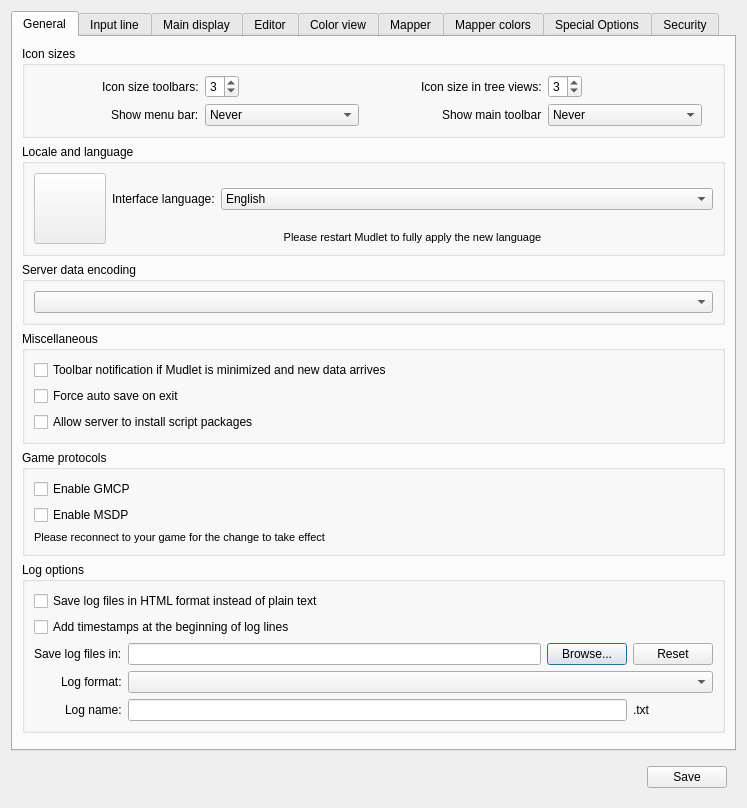
Old version of the form src/ui/profile_preferences.ui in the repository Mudlet/Mudlet.
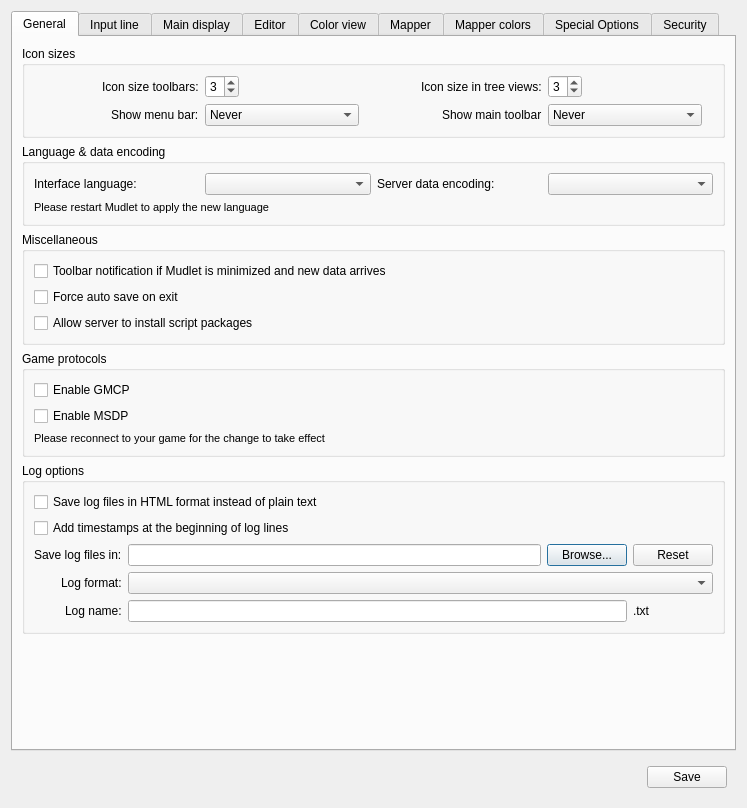
New version of the form. Icons and pictures are not drawn. Custom widgets are drawn as their Qt base class.

The edit to the form file:
```diff
--- a/src/ui/profile_preferences.ui
+++ b/src/ui/profile_preferences.ui
@@ -166,46 +166,13 @@
         </widget>
        </item>
        <item row="1" column="0">
-        <widget class="QGroupBox" name="groupBox_guiLanguage">
-         <property name="contextMenuPolicy">
-          <enum>Qt::NoContextMenu</enum>
-         </property>
+        <widget class="QGroupBox" name="groupBox_encoding">
          <property name="title">
-          <string>Locale and language</string>
+          <string>Language &amp;&amp; data encoding</string>
          </property>
-         <layout class="QGridLayout" name="gridLayout_groupBox_locale">
-          <item row="0" column="0" rowspan="2">
-           <widget class="QToolButton" name="toolButton_holder_for_language_icon">
-            <property name="enabled">
-             <bool>false</bool>
-            </property>
-            <property name="cursor">
-             <cursorShape>ForbiddenCursor</cursorShape>
-            </property>
-            <property name="text">
-             <string notr="true"/>
-            </property>
-            <property name="icon">
-             <iconset resource="../mudlet.qrc">
-              <normaloff>:/icons/language-icon-256x.png</normaloff>
-              <disabledoff>:/icons/language-icon-256x.png</disabledoff>:/icons/language-icon-256x.png</iconset>
-            </property>
-            <property name="iconSize">
-             <size>
-              <width>64</width>
-              <height>64</height>
-             </size>
-            </property>
-           </widget>
-          </item>
-          <item row="0" column="1">
+         <layout class="QGridLayout" name="gridLayout_groupBox_encoding">
+          <item row="0" column="0">
            <widget class="QLabel" name="label_guiLanguage">
-            <property name="sizePolicy">
-             <sizepolicy hsizetype="Preferred" vsizetype="Expanding">
-              <horstretch>0</horstretch>
-              <verstretch>0</verstretch>
-             </sizepolicy>
-            </property>
             <property name="text">
              <string>Interface language:</string>
             </property>
@@ -220,55 +187,21 @@
             </property>
            </widget>
           </item>
-          <item row="0" column="2">
+          <item row="0" column="1">
            <widget class="QComboBox" name="comboBox_guiLanguage">
-            <property name="sizePolicy">
-             <sizepolicy hsizetype="Expanding" vsizetype="Fixed">
-              <horstretch>0</horstretch>
-              <verstretch>0</verstretch>
-             </sizepolicy>
-            </property>
             <property name="toolTip">
              <string>&lt;p&gt;Can you help translate Mudlet? If so, please visit: &lt;b&gt;https://www.mudlet.org/translate&lt;/b&gt;.&lt;/p&gt;</string>
             </property>
-            <item>
-             <property name="text">
-              <string>English</string>
-             </property>
-            </item>
            </widget>
           </item>
-          <item row="1" column="1" colspan="2">
-           <widget class="QLabel" name="label_languageChangeWarning">
-            <property name="sizePolicy">
-             <sizepolicy hsizetype="Expanding" vsizetype="Preferred">
-              <horstretch>0</horstretch>
-              <verstretch>0</verstretch>
-             </sizepolicy>
-            </property>
-            <property name="font">
-             <font>
-              <pointsize>8</pointsize>
-             </font>
-            </property>
+          <item row="0" column="2">
+           <widget class="QLabel" name="label_encoding">
             <property name="text">
-             <string>Please restart Mudlet to fully apply the new language</string>
-            </property>
-            <property name="alignment">
-             <set>Qt::AlignCenter</set>
+             <string>Server data encoding:</string>
             </property>
            </widget>
           </item>
-         </layout>
-        </widget>
-       </item>
-       <item row="2" column="0">
-        <widget class="QGroupBox" name="groupBox_encoding">
-         <property name="title">
-          <string>Server data encoding</string>
-         </property>
-         <layout class="QHBoxLayout" name="horizontalLayout_groupBox_encoding">
-          <item>
+          <item row="0" column="3">
            <widget class="QComboBox" name="comboBox_encoding">
             <property name="enabled">
              <bool>true</bool>
@@ -278,10 +211,22 @@
             </property>
            </widget>
           </item>
+          <item row="1" column="0" colspan="4">
+           <widget class="QLabel" name="label_languageChangeWarning">
+            <property name="font">
+             <font>
+              <pointsize>8</pointsize>
+             </font>
+            </property>
+            <property name="text">
+             <string>Please restart Mudlet to apply the new language</string>
+            </property>
+           </widget>
+          </item>
          </layout>
         </widget>
        </item>
-       <item row="3" column="0">
+       <item row="2" column="0">
         <widget class="QGroupBox" name="groupBox_miscellaneous">
          <property name="title">
           <string>Miscellaneous</string>
@@ -311,7 +256,7 @@
          </layout>
         </widget>
        </item>
-       <item row="4" column="0">
+       <item row="3" column="0">
         <widget class="QGroupBox" name="groupBox_protocols">
          <property name="title">
           <string>Game protocols</string>
@@ -364,7 +309,7 @@
          </layout>
         </widget>
        </item>
-       <item row="5" column="0">
+       <item row="4" column="0">
         <widget class="QGroupBox" name="groupBox_logOptions">
          <property name="title">
           <string>Log options</string>
@@ -464,7 +409,7 @@
          </layout>
         </widget>
        </item>
-       <item row="6" column="0">
+       <item row="5" column="0">
         <spacer name="verticalSpacer_general">
          <property name="orientation">
           <enum>Qt::Vertical</enum>
```
Left out of the diff: 11 changed lines with no effect on the pictures.
